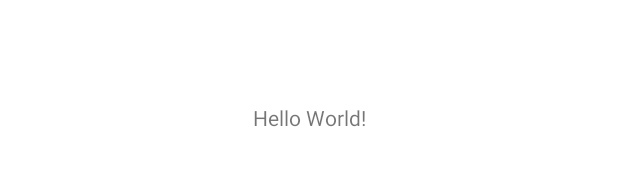
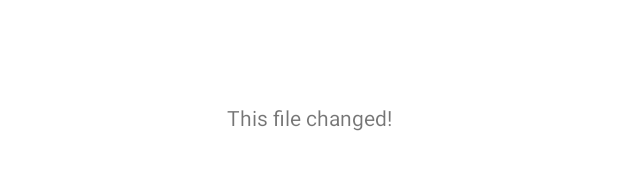
Before and after one commit to moppr/CS388, an Android app: the layout activity_main.xml on its own in the app's theme, with its tools: preview values and no code run, on a phone screen of 412 x 824 dp. Shown: the part 501-671 px from the top of the screen. Run offline under Robolectric (Android 15) with nearby library versions, the phone set to English and light mode, and no system bars.

Commit message:
Create test branch

```diff
--- a/Clicker/app/src/main/res/layout/activity_main.xml
+++ b/Clicker/app/src/main/res/layout/activity_main.xml
@@ -9,7 +9,7 @@
     <TextView
         android:layout_width="wrap_content"
         android:layout_height="wrap_content"
-        android:text="Hello World!"
+        android:text="This file changed!"
         app:layout_constraintBottom_toBottomOf="parent"
         app:layout_constraintLeft_toLeftOf="parent"
         app:layout_constraintRight_toRightOf="parent"
```
